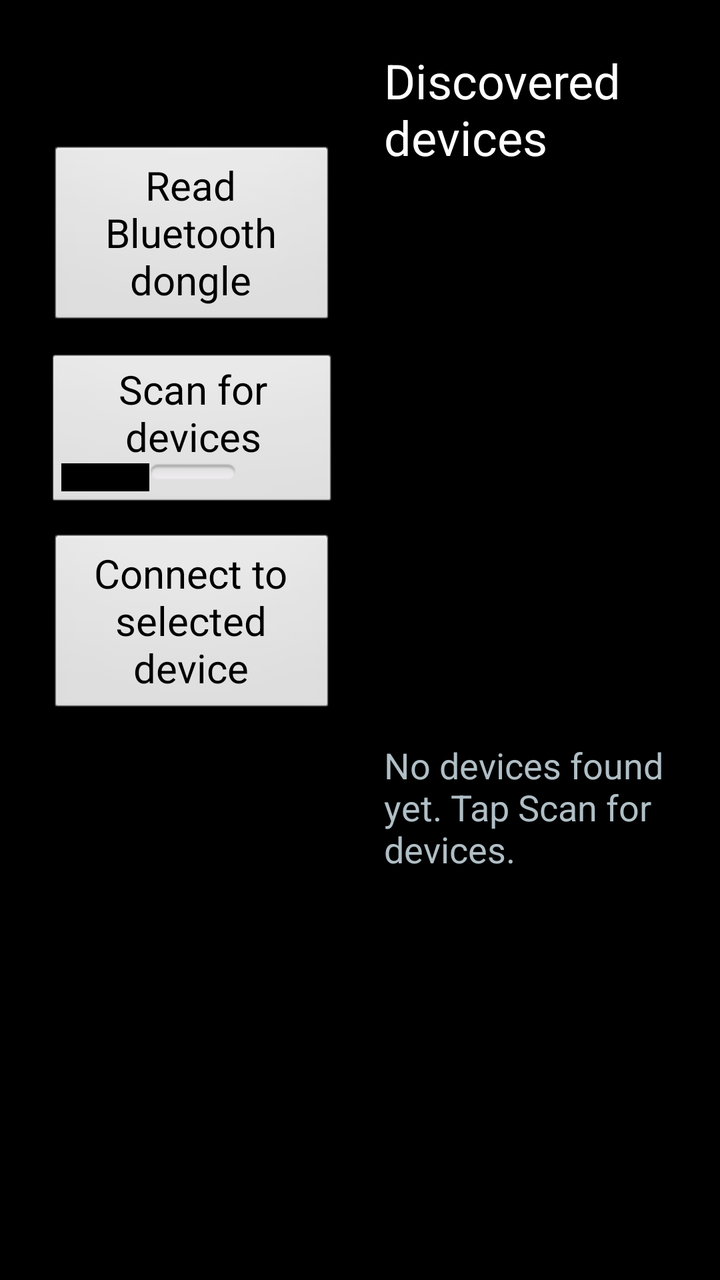
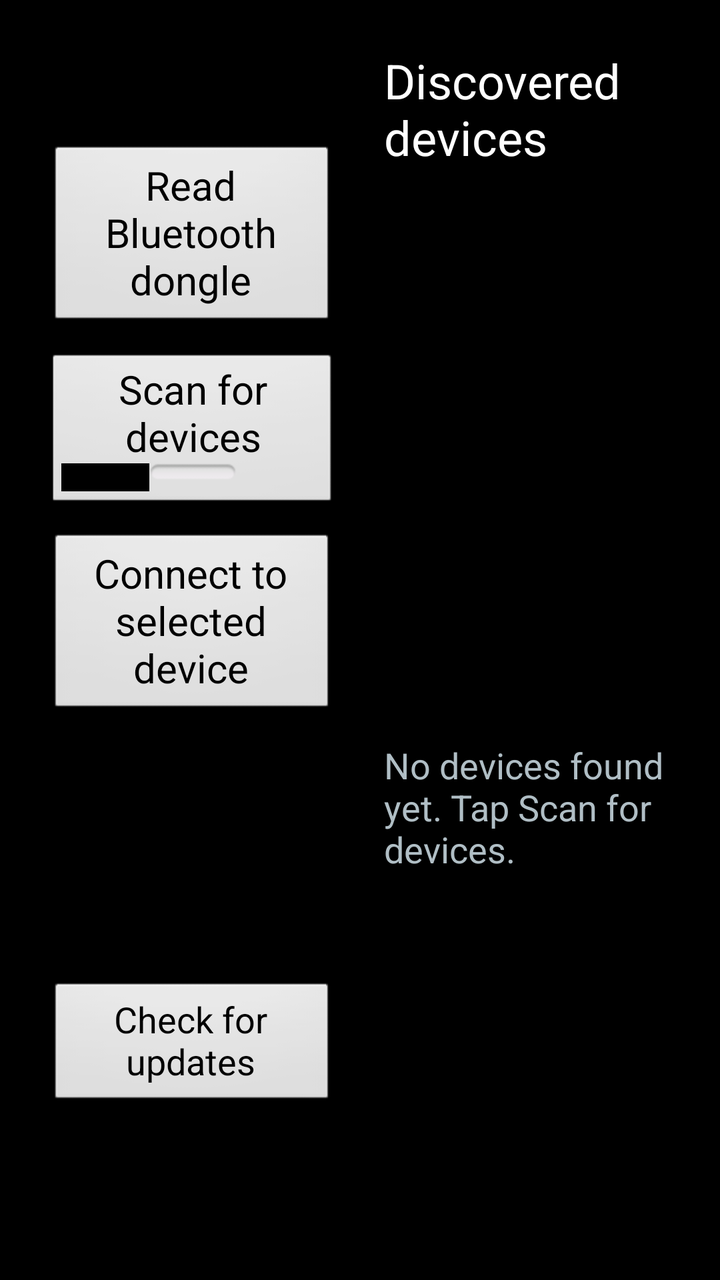

Before-and-after screenshots of an Android layout around one commit, followed by the original layout XML and the change that was made.
<!-- AndroidManifest.xml: activity theme android:Theme.Black.NoTitleBar -->
<!-- res/layout/activity_main.xml -->
<?xml version="1.0" encoding="utf-8"?>
<LinearLayout xmlns:android="http://schemas.android.com/apk/res/android"
    android:layout_width="match_parent"
    android:layout_height="match_parent"
    android:background="#000000"
    android:orientation="horizontal"
    android:padding="24dp">

    <ScrollView
        android:layout_width="0dp"
        android:layout_height="match_parent"
        android:layout_weight="1"
        android:fillViewport="true">

        <LinearLayout
            android:layout_width="match_parent"
            android:layout_height="wrap_content"
            android:orientation="vertical">

            <TextView
                android:id="@+id/dongle_status"
                android:layout_width="match_parent"
                android:layout_height="wrap_content"
                android:textColor="#FFFFFF"
                android:textSize="24sp" />

            <Button
                android:id="@+id/read_button"
                android:layout_width="match_parent"
                android:layout_height="wrap_content"
                android:layout_marginTop="16dp"
                android:minHeight="72dp"
                android:text="@string/read_dongle"
                android:textSize="20sp" />

            <ToggleButton
                android:id="@+id/scan_toggle"
                android:layout_width="match_parent"
                android:layout_height="wrap_content"
                android:layout_marginTop="12dp"
                android:minHeight="72dp"
                android:textOff="@string/scan_start"
                android:textOn="@string/scan_stop"
                android:textSize="20sp" />

            <Button
                android:id="@+id/connect_button"
                android:layout_width="match_parent"
                android:layout_height="wrap_content"
                android:layout_marginTop="12dp"
                android:minHeight="72dp"
                android:text="@string/connect"
                android:textSize="20sp" />

            <TextView
                android:id="@+id/dongle_details"
                android:layout_width="match_parent"
                android:layout_height="wrap_content"
                android:fontFamily="monospace"
                android:paddingTop="16dp"
                android:textColor="#B0BEC5"
                android:textIsSelectable="true"
                android:textSize="18sp" />

            <TextView
                android:id="@+id/version_label"
                android:layout_width="match_parent"
                android:layout_height="wrap_content"
                android:paddingTop="28dp"
                android:textColor="#FFFFFF"
                android:textSize="16sp" />
        </LinearLayout>
    </ScrollView>

    <LinearLayout
        android:layout_width="0dp"
        android:layout_height="match_parent"
        android:layout_marginStart="24dp"
        android:layout_weight="1"
        android:orientation="vertical">

        <TextView
            android:layout_width="match_parent"
            android:layout_height="wrap_content"
            android:text="@string/devices_title"
            android:textColor="#FFFFFF"
            android:textSize="24sp" />

        <TextView
            android:id="@+id/selected_device"
            android:layout_width="match_parent"
            android:layout_height="wrap_content"
            android:paddingTop="8dp"
            android:paddingBottom="8dp"
            android:textColor="#00E5FF"
            android:textSize="18sp" />

        <ListView
            android:id="@+id/device_list"
            android:layout_width="match_parent"
            android:layout_height="0dp"
            android:layout_weight="1"
            android:choiceMode="singleChoice" />

        <TextView
            android:id="@+id/device_list_empty"
            android:layout_width="match_parent"
            android:layout_height="0dp"
            android:layout_weight="1"
            android:text="@string/no_devices"
            android:textColor="#B0BEC5"
            android:textSize="18sp" />
    </LinearLayout>
</LinearLayout>
<!-- resources referenced by this layout -->
<resources>
  <string name="connect">Connect to selected device</string>
  <string name="devices_title">Discovered devices</string>
  <string name="no_devices">No devices found yet. Tap Scan for devices.</string>
  <string name="read_dongle">Read Bluetooth dongle</string>
  <string name="scan_start">Scan for devices</string>
  <string name="scan_stop">Stop scan</string>
</resources>

<!-- the commit's change to res/layout/activity_main.xml (unified diff, before → after) -->
@@ -69,6 +69,32 @@
                 android:paddingTop="28dp"
                 android:textColor="#FFFFFF"
                 android:textSize="16sp" />
+
+            <TextView
+                android:id="@+id/update_status"
+                android:layout_width="match_parent"
+                android:layout_height="wrap_content"
+                android:paddingTop="8dp"
+                android:textColor="#B0BEC5"
+                android:textSize="16sp" />
+
+            <Button
+                android:id="@+id/check_update_button"
+                android:layout_width="match_parent"
+                android:layout_height="wrap_content"
+                android:layout_marginTop="12dp"
+                android:minHeight="64dp"
+                android:text="@string/check_for_updates"
+                android:textSize="18sp" />
+
+            <Button
+                android:id="@+id/update_action_button"
+                android:layout_width="match_parent"
+                android:layout_height="wrap_content"
+                android:layout_marginTop="12dp"
+                android:minHeight="64dp"
+                android:textSize="18sp"
+                android:visibility="gone" />
         </LinearLayout>
     </ScrollView>
 
<!-- resource entries referenced after the edit -->
@@ -1,5 +1,6 @@
 <!-- resources referenced by this layout -->
 <resources>
+  <string name="check_for_updates">Check for updates</string>
   <string name="connect">Connect to selected device</string>
   <string name="devices_title">Discovered devices</string>
   <string name="no_devices">No devices found yet. Tap Scan for devices.</string>
